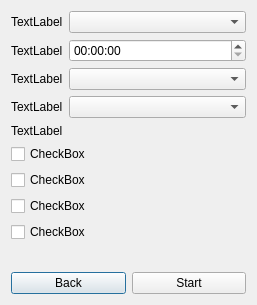
This is project/Starfighter/res/ui/NewGameDialog.ui in Diego999/Starfighter as Qt 5 draws it before an edit. The edited form follows.
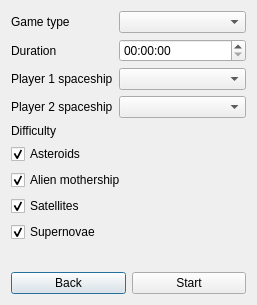
This is the edited form.

Commit message: AboutDialog, OptionsDialog, NewGameDialog + i18n

What changed in the file:
```diff
--- a/project/Starfighter/res/ui/NewGameDialog.ui
+++ b/project/Starfighter/res/ui/NewGameDialog.ui
@@ -22,7 +22,7 @@
      <item row="0" column="0">
       <widget class="QLabel" name="label">
        <property name="text">
-        <string>TextLabel</string>
+        <string>Game type</string>
        </property>
       </widget>
      </item>
@@ -32,7 +32,7 @@
      <item row="1" column="0">
       <widget class="QLabel" name="label_2">
        <property name="text">
-        <string>TextLabel</string>
+        <string>Duration</string>
        </property>
       </widget>
      </item>
@@ -42,7 +42,7 @@
      <item row="2" column="0">
       <widget class="QLabel" name="label_3">
        <property name="text">
-        <string>TextLabel</string>
+        <string>Player 1 spaceship</string>
        </property>
       </widget>
      </item>
@@ -52,7 +52,7 @@
      <item row="3" column="0">
       <widget class="QLabel" name="label_4">
        <property name="text">
-        <string>TextLabel</string>
+        <string>Player 2 spaceship</string>
        </property>
       </widget>
      </item>
@@ -64,35 +64,47 @@
    <item>
     <widget class="QLabel" name="label_5">
      <property name="text">
-      <string>TextLabel</string>
+      <string>Difficulty</string>
      </property>
     </widget>
    </item>
    <item>
     <widget class="QCheckBox" name="checkBox">
      <property name="text">
-      <string>CheckBox</string>
+      <string>Asteroids</string>
      </property>
+     <property name="checked">
+      <bool>true</bool>
+     </property>
     </widget>
    </item>
    <item>
     <widget class="QCheckBox" name="checkBox_2">
      <property name="text">
-      <string>CheckBox</string>
+      <string>Alien mothership</string>
      </property>
+     <property name="checked">
+      <bool>true</bool>
+     </property>
     </widget>
    </item>
    <item>
     <widget class="QCheckBox" name="checkBox_3">
      <property name="text">
-      <string>CheckBox</string>
+      <string>Satellites</string>
      </property>
+     <property name="checked">
+      <bool>true</bool>
+     </property>
     </widget>
    </item>
    <item>
     <widget class="QCheckBox" name="checkBox_4">
      <property name="text">
-      <string>CheckBox</string>
+      <string>Supernovae</string>
+     </property>
+     <property name="checked">
+      <bool>true</bool>
      </property>
     </widget>
    </item>
```
Left out of the diff: 16 changed lines with no effect on the pictures. The commit also changes 14 other files.
